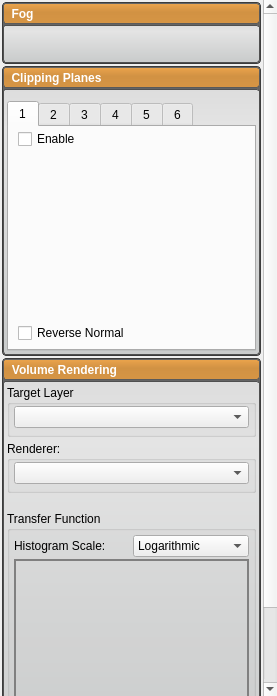
Qt form src/Interface/Application/RenderingDockWidget.ui (SCIInstitute/Seg3D) before a commit.
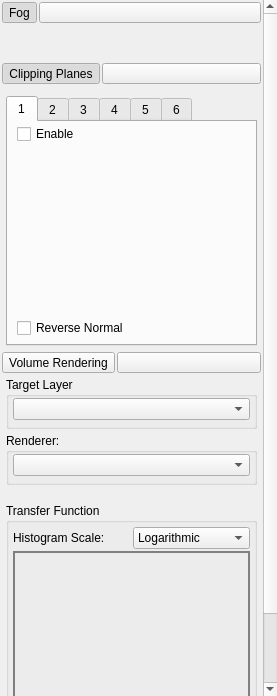
The same form after that commit. Custom widgets are drawn as their Qt base class.

What changed in the file:
```diff
--- a/src/Interface/Application/RenderingDockWidget.ui
+++ b/src/Interface/Application/RenderingDockWidget.ui
@@ -22,221 +22,6 @@
     <height>128</height>
    </size>
   </property>
-  <property name="styleSheet">
-   <string notr="true">QPushButton{
-  background-color: qlineargradient(spread:pad, x1:0.5, y1:0, x2:0.5, y2:0.960227, stop:0 rgba(221, 221, 221, 255), stop:0.155779 rgba(238, 238, 238, 255), stop:1 rgba(192, 194, 194, 255));
-  border-radius: 4px;
-  border: 1px solid rgb(90, 90, 90);
-  margin:4px;
-}
-
-QPushButton:hover{
-  background-color: qlineargradient(spread:pad, x1:0.5, y1:0, x2:0.5, y2:1, stop:0 rgba(195, 195, 195, 255), stop:0.253769 rgba(206, 206, 206, 255), stop:1 rgba(185, 185, 185, 255));
-  border-radius: 4px;
-  border: 1px solid rgb(90, 90, 90);
-  margin:4px;
-}
-
-QPushButton:pressed{
-  background-color: qlineargradient(spread:pad, x1:0.5, y1:0, x2:0.5, y2:1, stop:0 rgba(150, 150, 150, 255), stop:0.753769 rgba(206, 206, 206, 255), stop:1 rgba(185, 185, 185, 255));
-  border-radius: 4px;
-  border: 1px solid rgb(90, 90, 90);
-  margin:4px;
-}
-
-QToolButton{
-  background-color: qlineargradient(spread:pad, x1:0.5, y1:0, x2:0.5, y2:0.960227, stop:0 rgba(221, 221, 221, 255), stop:0.155779 rgba(238, 238, 238, 255), stop:1 rgba(192, 194, 194, 255));
-  border-radius: 4px;
-  border: 1px solid rgb(90, 90, 90);
-  margin:4px;
-}
-
-QToolButton:hover{
-  background-color: qlineargradient(spread:pad, x1:0.5, y1:0, x2:0.5, y2:1, stop:0 rgba(195, 195, 195, 255), stop:0.253769 rgba(206, 206, 206, 255), stop:1 rgba(185, 185, 185, 255));
-  border-radius: 4px;
-  border: 1px solid rgb(90, 90, 90);
-  margin:4px;
-}
-
-QToolButton:pressed{
-  background-color: qlineargradient(spread:pad, x1:0.5, y1:0, x2:0.5, y2:1, stop:0 rgba(150, 150, 150, 255), stop:0.753769 rgba(206, 206, 206, 255), stop:1 rgba(185, 185, 185, 255));
-  border-radius: 4px;
-  border: 1px solid rgb(90, 90, 90);
-  margin:4px;
-}
-
-QToolButton#fog_open_button_{
-  background-color:rgba(0, 0, 0, 0);
-  border-color: rgba(0, 0, 0, 0);
-  border: none;
-  height: 24px;
-  text-align: left;
-  color: rgb(255, 255, 255);
-  padding-left:4px;
-  font: bold;
-  margin:0px;
-}
-
-QToolButton#fog_spacer_{
-  background-color:rgba(0, 0, 0, 0);
-  border-color: rgba(0, 0, 0, 0);
-  border: none;
-  height: 24px;
-  text-align: left;
-  color: rgb(255, 255, 255);
-  padding-left:4px;
-  font: bold;
-  margin:0px;
-}
-
-
-QToolButton#clipping_open_button_{
-  background-color:rgba(0, 0, 0, 0);
-  border-color: rgba(0, 0, 0, 0);
-  border: none;
-  height: 24px;
-  text-align: left;
-  color: rgb(255, 255, 255);
-  padding-left:4px;
-  font: bold;
-  margin:0px;
-}
-
-QToolButton#clipping_spacer_{
-  background-color:rgba(0, 0, 0, 0);
-  border-color: rgba(0, 0, 0, 0);
-  border: none;
-  height: 24px;
-  text-align: left;
-  color: rgb(255, 255, 255);
-  padding-left:4px;
-  font: bold;
-  margin:0px;
-}
-
-QToolButton#vr_open_button_{
-  background-color:rgba(0, 0, 0, 0);
-  border-color: rgba(0, 0, 0, 0);
-  border: none;
-  height: 24px;
-  text-align: left;
-  color: rgb(255, 255, 255);
-  padding-left:4px;
-  font: bold;
-  margin:0px;
-}
-
-QToolButton#vr_spacer_{
-  background-color:rgba(0, 0, 0, 0);
-  border-color: rgba(0, 0, 0, 0);
-  border: none;
-  height: 24px;
-  text-align: left;
-  color: rgb(255, 255, 255);
-  padding-left:4px;
-  font: bold;
-  margin:0px;
-}
-
-QLabel#fog_label_{
-  color: white;
-  font: bold;
-}
-QWidget#fog_widget_{
-  background-color: rgba( 0, 0, 0, 0 );
-}
-
-QWidget#fog_header_{
-  background-color: qlineargradient(spread:pad, x1:0.5, y1:0, x2:0.5, y2:0.960227, stop:0 rgba(0, 0, 0, 0), stop:0.45 rgba(0, 0, 0, 30), stop:1 rgba(0, 0, 0, 25));
-    border-radius: 3px;
-}
-
-QWidget#fog_header_bkg_{
-  background-color: rgb( 237, 165, 76 );
-    border-radius: 3px;
-  border: 1px solid rgb(100, 100, 100);
-}
-
-QWidget#fog_widget_{
-  background-color: rgb( 100, 100, 100 );
-  border-radius:4px;
-  border: 1px solid rgb(60, 60, 60);
-  color: rgb(100, 100, 100);
-}
-
-QWidget#fog_content_{
-  border-radius: 3px;
-  border: 1px solid rgb(80, 80,80);
-  background-color: qlineargradient(spread:pad, x1:0.5, y1:0, x2:0.5, y2:0.960227, stop:0 rgba(221, 221, 221, 255), stop:0.155779 rgba(228, 228, 228, 255), stop:1 rgba(202, 204, 204, 255));      
-}
-
-QLabel#clipping_label_{
-  color: white;
-  font: bold;
-}
-
-QWidget#clipping_widget_{
-  background-color: rgba( 0, 0, 0, 0 );
-}
-
-QWidget#clipping_header_{
-  background-color: qlineargradient(spread:pad, x1:0.5, y1:0, x2:0.5, y2:0.960227, stop:0 rgba(0, 0, 0, 0), stop:0.45 rgba(0, 0, 0, 30), stop:1 rgba(0, 0, 0, 25));
-    border-radius: 3px;
-}
-
-QWidget#clipping_header_bkg_{
-  background-color: rgb( 237, 165, 76 );
-    border-radius: 3px;
-  border: 1px solid rgb(100, 100, 100);
-}
-
-QWidget#clipping_widget_{
-  background-color: rgb( 100, 100, 100 );
-  border-radius:4px;
-  border: 1px solid rgb(60, 60, 60);
-  color: rgb(90, 90, 90);
-}
-
-QWidget#clipping_content_{
-  border-radius: 3px;
-  border: 1px solid rgb(80, 80,80);
-  background-color: qlineargradient(spread:pad, x1:0.5, y1:0, x2:0.5, y2:0.960227, stop:0 rgba(221, 221, 221, 255), stop:0.155779 rgba(228, 228, 228, 255), stop:1 rgba(202, 204, 204, 255));      
-}
-
-QLabel#vr_label_{
-  color: white;
-  font: bold;
-}
-QWidget#vr_widget_{
-  background-color: rgba( 0, 0, 0, 0 );
-}
-
-
-QWidget#vr_header_{
-  background-color: qlineargradient(spread:pad, x1:0.5, y1:0, x2:0.5, y2:0.960227, stop:0 rgba(0, 0, 0, 0), stop:0.45 rgba(0, 0, 0, 30), stop:1 rgba(0, 0, 0, 25));
-    border-radius: 3px;
-}
-
-QWidget#vr_header_bkg_{
-  background-color: rgb( 237, 165, 76 );
-    border-radius: 3px;
-  border: 1px solid rgb(100, 100, 100);
-}
-
-QWidget#vr_widget_{
-  background-color: rgb( 100, 100, 100 );
-  border-radius:4px;
-  border: 1px solid rgb(60, 60, 60);
-  color: rgb(90, 90, 90);
-}
-
-QWidget#vr_content_{
-  border-radius: 3px;
-  border: 1px solid rgb(80, 80,80);
-  background-color: qlineargradient(spread:pad, x1:0.5, y1:0, x2:0.5, y2:0.960227, stop:0 rgba(221, 221, 221, 255), stop:0.155779 rgba(228, 228, 228, 255), stop:1 rgba(202, 204, 204, 255));      
-}
-</string>
-  </property>
   <property name="windowTitle">
    <string>Volume View</string>
   </property>
@@ -291,10 +76,10 @@
           </property>
           <layout class="QVBoxLayout" name="verticalLayout_3">
            <property name="spacing">
-            <number>1</number>
+            <number>0</number>
            </property>
            <property name="margin">
-            <number>1</number>
+            <number>0</number>
            </property>
            <item>
             <widget class="QWidget" name="fog_header_bkg_" native="true">
@@ -426,10 +211,10 @@
           </property>
           <layout class="QVBoxLayout" name="verticalLayout_6">
            <property name="spacing">
-            <number>1</number>
+            <number>0</number>
            </property>
            <property name="margin">
-            <number>1</number>
+            <number>0</number>
            </property>
            <item>
             <widget class="QWidget" name="clipping_header_bkg_" native="true">
@@ -1260,10 +1045,10 @@
          <widget class="QWidget" name="vr_widget_" native="true">
           <layout class="QVBoxLayout" name="verticalLayout_18">
            <property name="spacing">
-            <number>1</number>
+            <number>0</number>
            </property>
            <property name="margin">
-            <number>1</number>
+            <number>0</number>
            </property>
            <item>
             <widget class="QWidget" name="vr_header_bkg_" native="true">
```
